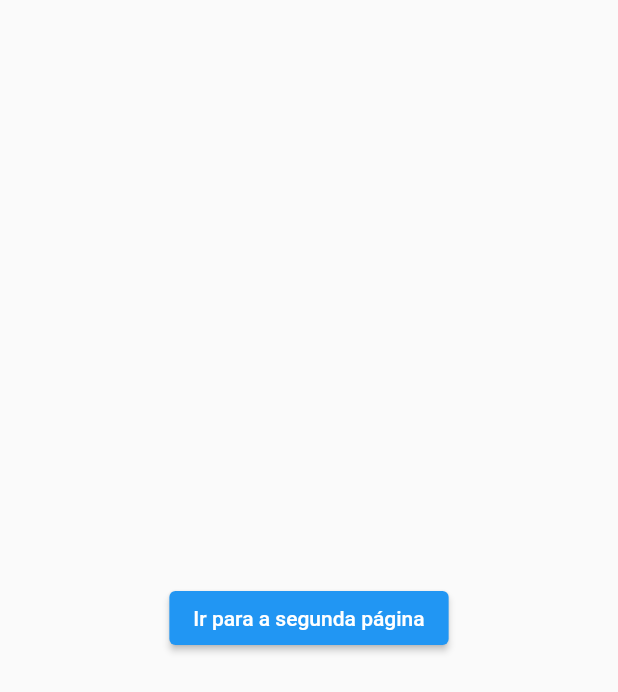
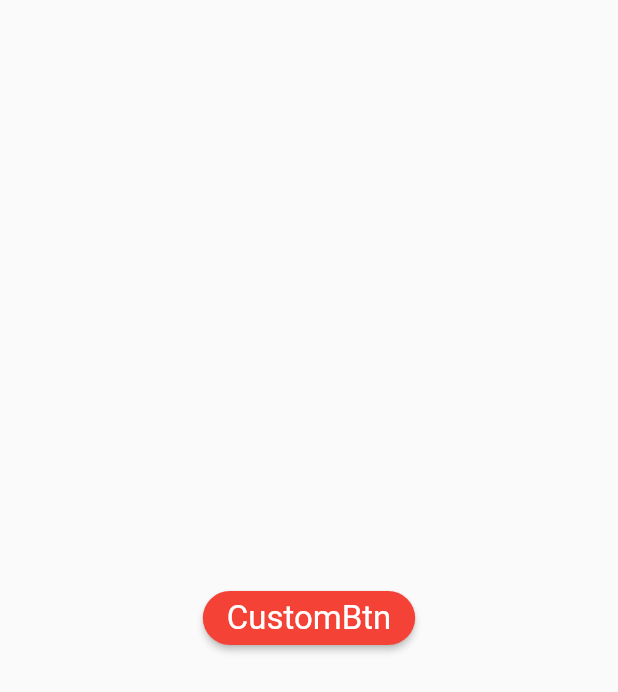
Before and after one commit to NicolasXM/todolist, a Flutter app: the screen it shows after launch, on a phone screen of 412 x 824 dp. Shown: the top 692 px of the screen. Run offline on Flutter 3.47's test engine with Material 2 defaults, Android fonts, the phone set to English and light mode, and no system bars.

Commit message:
Criaçãod de button customizado
Criaçãod de button customizado

```diff
--- a/lib/pages/navigator/navigator_one_page.dart
+++ b/lib/pages/navigator/navigator_one_page.dart
@@ -1,20 +1,25 @@
 import 'package:flutter/material.dart';
 import 'package:todolist/pages/navigator/navigator_two_page.dart';
+import 'package:todolist/widgets/custom_button_widget.dart';
 
-class NavigatorOne extends StatelessWidget {
+class NavigatorOne extends StatefulWidget {
   const NavigatorOne({Key? key}) : super(key: key);
 
+  @override
+  State<NavigatorOne> createState() => _NavigatorOneState();
+}
+
+class _NavigatorOneState extends State<NavigatorOne> {
   @override
   Widget build(BuildContext context) {
     return Scaffold(
       body: Center(
-        child: ElevatedButton(
-            onPressed: () {
-              Navigator.of(context)
-                  .pushNamed('/NavigatorTwo', arguments: 'teste')
-                  .then((value) => print(value));
-            },
-            child: Text('Ir para a segunda página')),
+        child: CustomButtonWidget(
+          disabled: false,
+          onPressed: () {},
+          title: 'CustomBtn',
+          titleSize: 22,
+        ),
       ),
     );
   }
--- /dev/null
+++ b/lib/widgets/custom_button_widget.dart
@@ -0,0 +1,40 @@
+import 'package:flutter/material.dart';
+import 'package:flutter/widgets.dart';
+
+class CustomButtonWidget extends StatelessWidget {
+  final VoidCallback onPressed;
+  final bool disabled;
+  final String title;
+  final double? titleSize;
+
+  const CustomButtonWidget(
+      {Key? key,
+      required this.onPressed,
+      required this.title,
+      this.disabled = false,
+      this.titleSize})
+      : super(key: key);
+
+  @override
+  Widget build(BuildContext context) {
+    return ElevatedButton(
+        onPressed: disabled ? null : onPressed,
+        child: Text(title),
+        style: ButtonStyle(
+          backgroundColor: MaterialStateProperty.resolveWith<Color>((states) {
+            if (states.contains(MaterialState.disabled)) return Colors.green;
+            if (states.contains(MaterialState.pressed)) return Colors.blue;
+            return Colors.red;
+          }),
+          shape: MaterialStateProperty.all(
+              RoundedRectangleBorder(borderRadius: BorderRadius.circular(40))),
+          textStyle: MaterialStateProperty.resolveWith((states) {
+            if (states.contains(MaterialState.pressed))
+              return TextStyle(
+                  fontSize: titleSize != null ? titleSize! * 2 : 28);
+
+            return TextStyle(fontSize: titleSize);
+          }),
+        ));
+  }
+}
```
